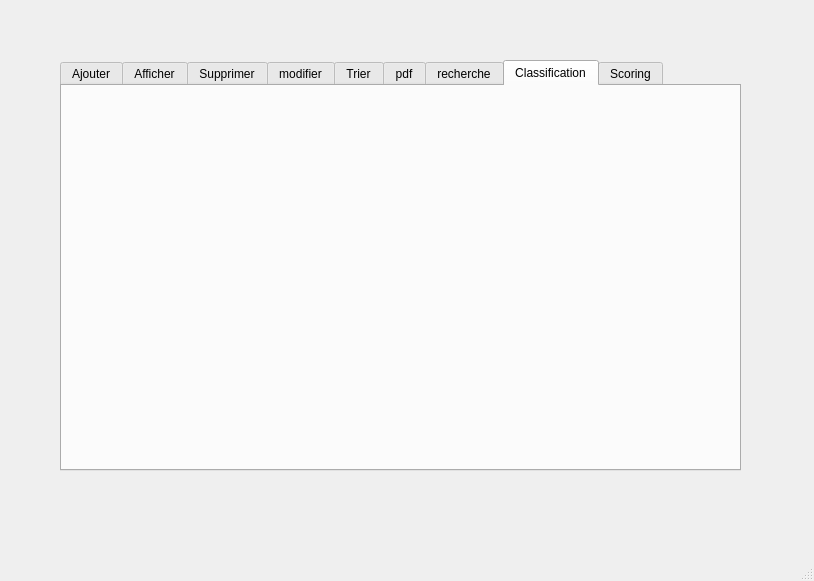
Qt form Gestion_Clients/mainwindow.ui (amirakhalfy/smart_tech_store_2A5) before a commit.
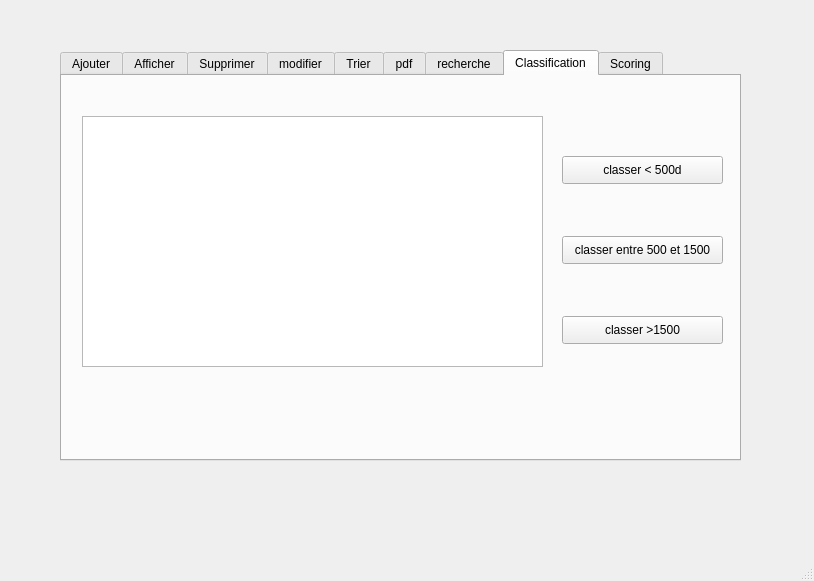
The same form after that commit. The open tabs and pages were chosen to show the change. Icons and pictures are not drawn.

The edit to the form file:
```diff
--- a/Gestion_Clients/mainwindow.ui
+++ b/Gestion_Clients/mainwindow.ui
@@ -18,7 +18,7 @@
     <property name="geometry">
      <rect>
       <x>60</x>
-      <y>60</y>
+      <y>50</y>
       <width>681</width>
       <height>411</height>
      </rect>
@@ -522,6 +522,55 @@
      <attribute name="title">
       <string>Classification</string>
      </attribute>
+     <widget class="QTableView" name="tableView_class">
+      <property name="geometry">
+       <rect>
+        <x>20</x>
+        <y>40</y>
+        <width>461</width>
+        <height>251</height>
+       </rect>
+      </property>
+     </widget>
+     <widget class="QPushButton" name="class1">
+      <property name="geometry">
+       <rect>
+        <x>500</x>
+        <y>80</y>
+        <width>161</width>
+        <height>28</height>
+       </rect>
+      </property>
+      <property name="text">
+       <string>classer &lt; 500d</string>
+      </property>
+     </widget>
+     <widget class="QPushButton" name="class3">
+      <property name="geometry">
+       <rect>
+        <x>500</x>
+        <y>240</y>
+        <width>161</width>
+        <height>28</height>
+       </rect>
+      </property>
+      <property name="text">
+       <string>classer &gt;1500</string>
+      </property>
+     </widget>
+     <widget class="QPushButton" name="class2">
+      <property name="geometry">
+       <rect>
+        <x>500</x>
+        <y>160</y>
+        <width>161</width>
+        <height>28</height>
+       </rect>
+      </property>
+      <property name="text">
+       <string>classer entre 500 et 1500</string>
+      </property>
+     </widget>
     </widget>
     <widget class="QWidget" name="tab_9">
      <attribute name="title">
```
Left out of the diff: 2 changed lines with no effect on the pictures.
